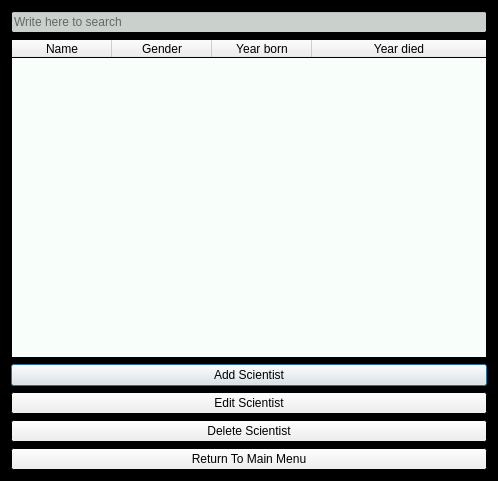
This is scientistswindow.ui in stefanv15/verklegtNamskeid_skil3 as Qt 5 draws it before an edit. The edited form follows.
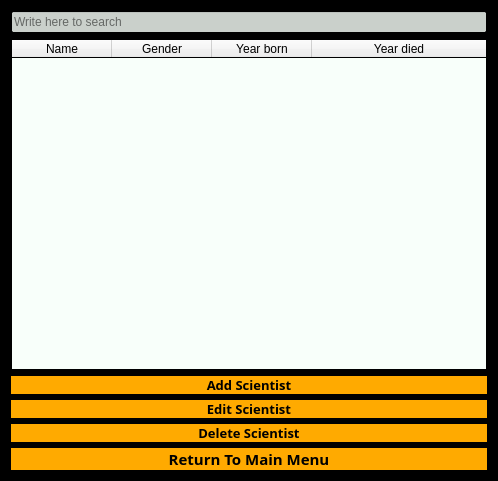
This is the edited form.

The edit to the form file:
```diff
--- a/scientistswindow.ui
+++ b/scientistswindow.ui
@@ -193,6 +193,9 @@
      <property name="selectionBehavior">
       <enum>QAbstractItemView::SelectRows</enum>
      </property>
+     <property name="sortingEnabled">
+      <bool>true</bool>
+     </property>
      <attribute name="horizontalHeaderStretchLastSection">
       <bool>true</bool>
      </attribute>
@@ -220,6 +223,21 @@
    </item>
    <item>
     <widget class="QPushButton" name="button_scientist_addScientist">
+     <property name="font">
+      <font>
+       <family>Rockwell</family>
+       <pointsize>10</pointsize>
+       <weight>75</weight>
+       <bold>true</bold>
+      </font>
+     </property>
+     <property name="styleSheet">
+      <string notr="true">QPushButton
+{
+	color: black;
+	background-color: rgba(255, 170, 0); border: none;
+}</string>
+     </property>
      <property name="text">
       <string>Add Scientist</string>
      </property>
@@ -227,6 +245,21 @@
    </item>
    <item>
     <widget class="QPushButton" name="button_scientist_editscientist">
+     <property name="font">
+      <font>
+       <family>Rockwell</family>
+       <pointsize>10</pointsize>
+       <weight>75</weight>
+       <bold>true</bold>
+      </font>
+     </property>
+     <property name="styleSheet">
+      <string notr="true">QPushButton
+{
+	color: black;
+	background-color: rgba(255, 170, 0); border: none;
+}</string>
+     </property>
      <property name="text">
       <string>Edit Scientist</string>
      </property>
@@ -234,6 +267,21 @@
    </item>
    <item>
     <widget class="QPushButton" name="button_Scientist_delscientist">
+     <property name="font">
+      <font>
+       <family>Rockwell</family>
+       <pointsize>10</pointsize>
+       <weight>75</weight>
+       <bold>true</bold>
+      </font>
+     </property>
+     <property name="styleSheet">
+      <string notr="true">QPushButton
+{
+	color: black;
+	background-color: rgba(255, 170, 0); border: none;
+}</string>
+     </property>
      <property name="text">
       <string>Delete Scientist</string>
      </property>
@@ -241,6 +289,21 @@
    </item>
    <item>
     <widget class="QPushButton" name="ret_button">
+     <property name="font">
+      <font>
+       <family>Rockwell</family>
+       <pointsize>11</pointsize>
+       <weight>75</weight>
+       <bold>true</bold>
+      </font>
+     </property>
+     <property name="styleSheet">
+      <string notr="true">QPushButton
+{
+	color: black;
+	background-color: rgba(255, 170, 0); border: none;
+}</string>
+     </property>
      <property name="text">
       <string>Return To Main Menu</string>
      </property>
```
